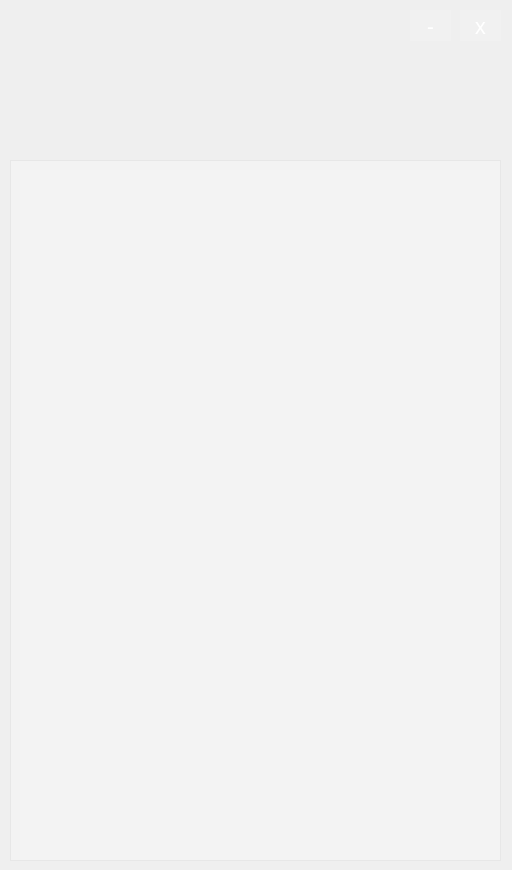
Above: Babel/client/forms/BabelMain.ui from gvsurenderreddy/Babel-VOIP before the change. Below: the same form after it.
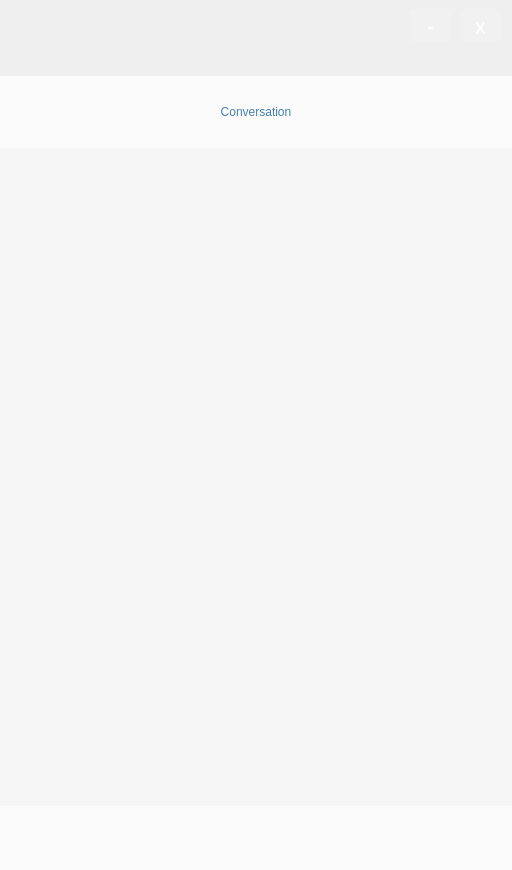
That is the form after the change. Icons and pictures are not drawn.

Commit message: add babelMain source/include and update files ui

Diff of the .ui file:
```diff
--- a/Babel/client/forms/BabelMain.ui
+++ b/Babel/client/forms/BabelMain.ui
@@ -21,8 +21,8 @@
     <rect>
      <x>0</x>
      <y>0</y>
-     <width>511</width>
-     <height>151</height>
+     <width>512</width>
+     <height>76</height>
     </rect>
    </property>
    <property name="styleSheet">
@@ -85,15 +85,58 @@
   <widget class="QListView" name="listView">
    <property name="geometry">
     <rect>
-     <x>10</x>
-     <y>160</y>
-     <width>491</width>
-     <height>701</height>
+     <x>0</x>
+     <y>146</y>
+     <width>512</width>
+     <height>661</height>
     </rect>
    </property>
    <property name="styleSheet">
     <string notr="true">background:none;
-background-color: rgba(255, 255, 255, 64);
+background-color: rgba(255, 255, 255, 96);
+border: none;
+</string>
+   </property>
+  </widget>
+  <widget class="QLabel" name="title">
+   <property name="geometry">
+    <rect>
+     <x>0</x>
+     <y>76</y>
+     <width>512</width>
+     <height>71</height>
+    </rect>
+   </property>
+   <property name="styleSheet">
+    <string notr="true">background: none;
+background-color: rgba(255, 255, 255, 192);
+font: 28pt &quot;Open Sans Light&quot;;
+color: rgba(15, 87, 154, 192);
+
+</string>
+   </property>
+   <property name="text">
+    <string>Conversation</string>
+   </property>
+   <property name="alignment">
+    <set>Qt::AlignCenter</set>
+   </property>
+  </widget>
+  <widget class="QLineEdit" name="lineEdit">
+   <property name="geometry">
+    <rect>
+     <x>0</x>
+     <y>806</y>
+     <width>512</width>
+     <height>64</height>
+    </rect>
+   </property>
+   <property name="styleSheet">
+    <string notr="true">background: none;
+background-color: rgba(255,255,255,192);
+border: none;
+padding: 8px;
+font: 16px &quot;Open Sans Light&quot;;
 </string>
    </property>
   </widget>
```
Left out of the diff: 2 changed lines with no effect on the pictures. The commit also changes 7 other files.
